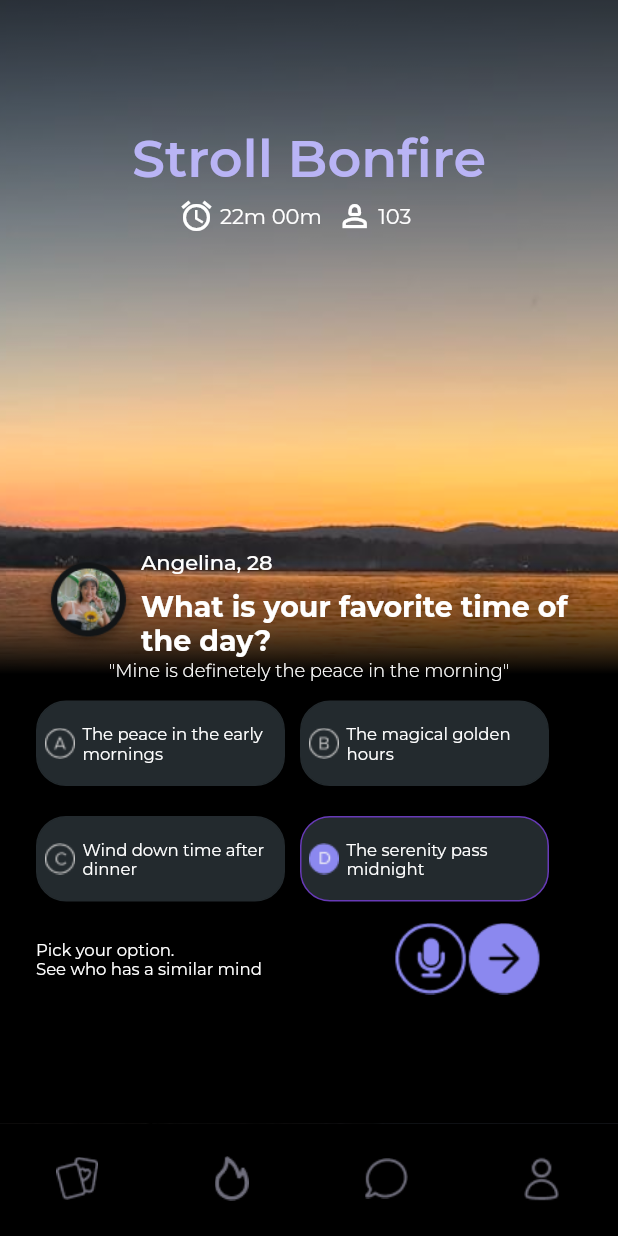
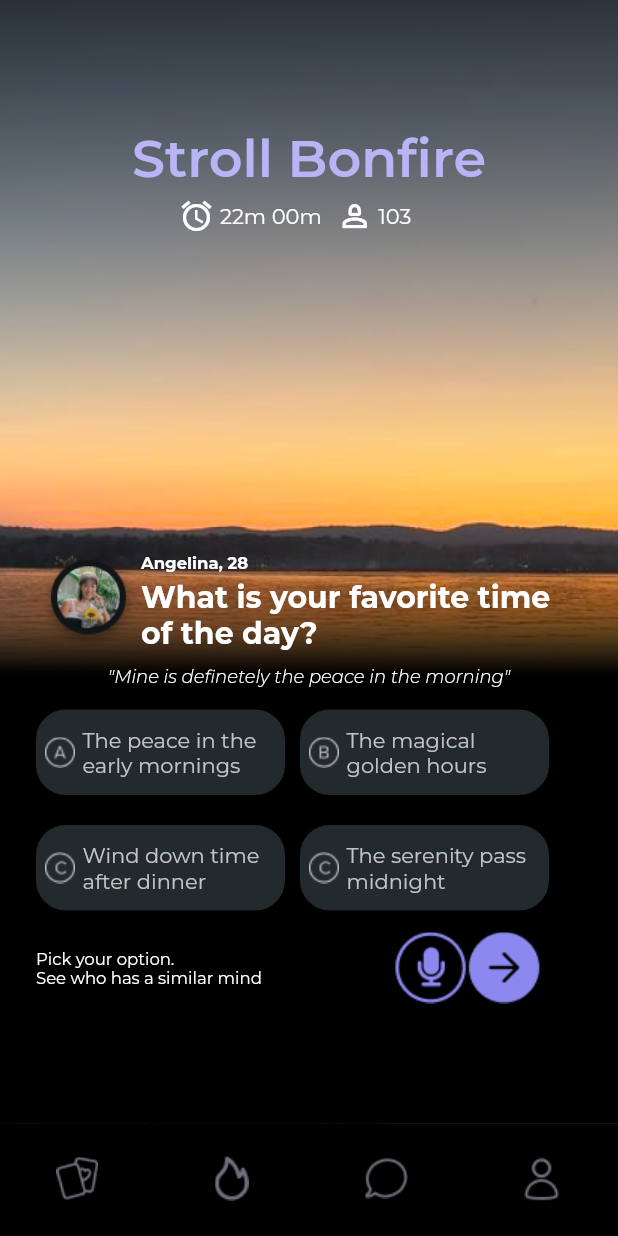
Before and after one commit to nameshafa/flutter_slicing, a Flutter app: the screen it shows after launch, on a phone screen of 412 x 824 dp. Run offline on Flutter 3.47's test engine with Material 2 defaults, Android fonts, the phone set to English and light mode, and no system bars; our stand-ins replace google_fonts.

Commit message:
BUGFIX Select Box

```diff
--- a/lib/pages/HomeComponent.dart
+++ b/lib/pages/HomeComponent.dart
@@ -119,19 +119,19 @@ class _HomeComponentState extends State<HomeComponent> {
                               style: GoogleFonts.montserrat(
                                   textStyle:
                                       const TextStyle(color: Colors.white),
-                                  fontSize: 14,
-                                  fontWeight: FontWeight.w500),
+                                  fontSize: 11,
+                                  fontWeight: FontWeight.w700),
                               textAlign: TextAlign.left,
                             ),
                             const SizedBox(
-                              height: 10,
+                              height: 5,
                             ),
                             Text(
                               'What is your favorite time of the day?',
                               style: GoogleFonts.montserrat(
                                   textStyle:
                                       const TextStyle(color: Colors.white),
-                                  fontSize: 19,
+                                  fontSize: 20,
                                   fontWeight: FontWeight.w700),
                             ),
                           ],
@@ -139,22 +139,25 @@ class _HomeComponentState extends State<HomeComponent> {
                       )
                     ],
                   ),
+                  const SizedBox(
+                    height: 7,
+                  ),
                   Text(
                     '"Mine is definetely the peace in the morning"',
                     style: GoogleFonts.montserrat(
-                        textStyle: const TextStyle(color: Colors.white),
+                        textStyle: const TextStyle(
+                            color: Colors.white, fontStyle: FontStyle.italic),
                         fontSize: 12,
                         fontWeight: FontWeight.w300),
                   ),
                   const SizedBox(
-                    height: 13,
+                    height: 15,
                   ),
                   Row(
                     children: const [
                       BoxesWidget(
                         text: 'The peace in the early mornings',
                         image: 'assets/images/aletter.png',
-                        border: Color.fromRGBO(35, 42, 46, 1),
                       ),
                       SizedBox(
                         width: 10,
@@ -162,7 +165,6 @@ class _HomeComponentState extends State<HomeComponent> {
                       BoxesWidget(
                         text: 'The magical golden hours',
                         image: 'assets/images/bletter.png',
-                        border: Color.fromRGBO(35, 42, 46, 1),
                       ),
                     ],
                   ),
@@ -174,15 +176,13 @@ class _HomeComponentState extends State<HomeComponent> {
                       BoxesWidget(
                         text: 'Wind down time after dinner',
                         image: 'assets/images/cletter.png',
-                        border: Color.fromRGBO(35, 42, 46, 1),
                       ),
                       SizedBox(
                         width: 10,
                       ),
                       BoxesWidget(
                         text: 'The serenity pass midnight',
-                        image: 'assets/images/dletter.png',
-                        border: Colors.deepPurple,
+                        image: 'assets/images/cletter.png',
                       ),
                     ],
                   ),
--- a/lib/pages/widgets/BoxesWidget.dart
+++ b/lib/pages/widgets/BoxesWidget.dart
@@ -1,25 +1,31 @@
 import 'package:flutter/material.dart';
 import 'package:google_fonts/google_fonts.dart';
 
-class BoxesWidget extends StatelessWidget {
+class BoxesWidget extends StatefulWidget {
   final String image;
   final String text;
-  final Color border;
-  const BoxesWidget(
-      {super.key,
-      required this.image,
-      required this.text,
-      required this.border});
+
+  const BoxesWidget({Key? key, required this.image, required this.text})
+      : super(key: key);
+  @override
+  _BoxesWidgetState createState() => _BoxesWidgetState();
+}
+
+class _BoxesWidgetState extends State<BoxesWidget> {
+  Color _containerColor = const Color.fromRGBO(35, 42, 46, 1);
+  Color _iconColor = const Color.fromRGBO(196, 196, 196, 1);
 
   @override
   Widget build(BuildContext context) {
-    return Container(
+    return Ink(
+        child: InkWell(
+      child: Container(
+        width: 166,
         height: 57,
-      width: 166,
         decoration: BoxDecoration(
             color: const Color.fromRGBO(35, 42, 46, 1),
             border: Border.all(
-            color: border,
+              color: _containerColor,
             ),
             borderRadius: const BorderRadius.all(Radius.circular(20))),
         child: Row(
@@ -27,22 +33,34 @@ class BoxesWidget extends StatelessWidget {
             const SizedBox(
               width: 5,
             ),
-          Image.asset(image),
+            Image.asset(widget.image, color: _iconColor),
             const SizedBox(
               width: 5,
             ),
             Expanded(
               child: Text(
-              text,
+                widget.text,
                 style: GoogleFonts.montserrat(
-                  textStyle: const TextStyle(color: Colors.white),
-                  fontSize: 11,
+                    textStyle: TextStyle(color: _iconColor),
+                    fontSize: 14,
                     fontWeight: FontWeight.w400),
                 textAlign: TextAlign.left,
               ),
             ),
           ],
         ),
-    );
+      ),
+      onTap: () {
+        setState(() {
+          _containerColor = _containerColor == Colors.deepPurple
+              ? const Color.fromRGBO(35, 42, 46, 1)
+              : Colors.deepPurple;
+
+          _iconColor = _iconColor == Colors.deepPurple
+              ? const Color.fromRGBO(196, 196, 196, 1)
+              : Colors.deepPurple;
+        });
+      },
+    ));
   }
 }
```
Lines whose indentation alone changed are shown as unchanged.
